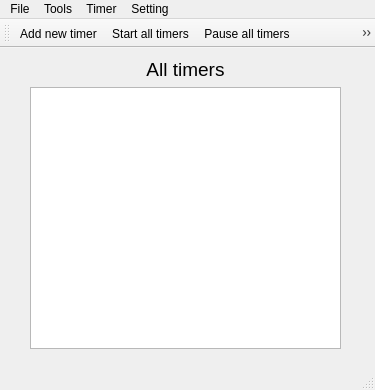
Above: lab2/lab2-qt/mainwindow.ui from Megarekrut65/OOP-labs before the change. Below: the same form after it.
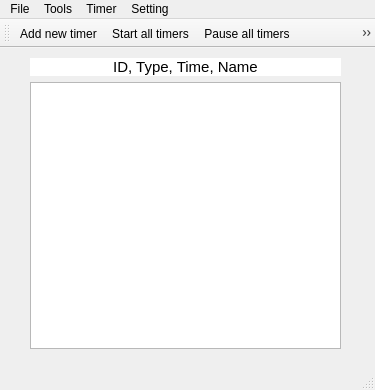
That is the form after the change. Icons and pictures are not drawn.

Commit message: added some documentation for class MyTimer

What changed in the file:
```diff
--- a/lab2/lab2-qt/mainwindow.ui
+++ b/lab2/lab2-qt/mainwindow.ui
@@ -52,11 +52,14 @@
       <widget class="QLabel" name="lblTitle">
        <property name="font">
         <font>
-         <pointsize>14</pointsize>
+         <pointsize>11</pointsize>
         </font>
        </property>
+       <property name="styleSheet">
+        <string notr="true">background: white;</string>
+       </property>
        <property name="text">
-        <string>All timers</string>
+        <string>ID, Type, Time, Name</string>
        </property>
        <property name="alignment">
         <set>Qt::AlignCenter</set>
```
The commit also changes 4 other files.
